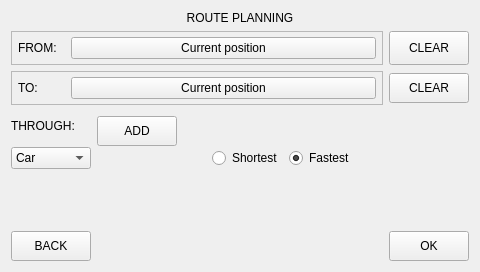
Before: the Qt Designer form Pilocik/routewindow.ui in dotevo/Pilocik, drawn with Qt 5.
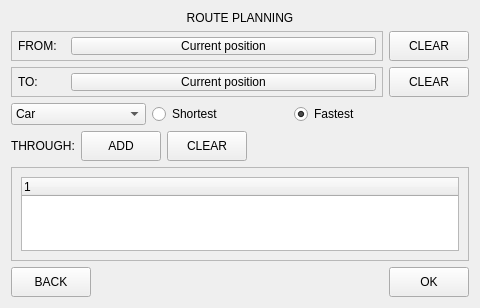
After: the same form once the commit is applied.

Diff of the .ui file:
```diff
--- a/Pilocik/routewindow.ui
+++ b/Pilocik/routewindow.ui
@@ -7,14 +7,14 @@
     <x>0</x>
     <y>0</y>
     <width>480</width>
-    <height>272</height>
+    <height>308</height>
    </rect>
   </property>
   <property name="windowTitle">
    <string>Form</string>
   </property>
-  <layout class="QGridLayout" name="gridLayout_2">
-   <item row="0" column="1" colspan="5">
+  <layout class="QVBoxLayout" name="verticalLayout">
+   <item>
     <widget class="QLabel" name="label">
      <property name="text">
       <string>ROUTE PLANNING</string>
@@ -24,7 +24,9 @@
      </property>
     </widget>
    </item>
-   <item row="2" column="0" colspan="6">
+   <item>
+    <layout class="QHBoxLayout" name="horizontalLayout">
+     <item>
     <widget class="QFrame" name="frame">
      <property name="minimumSize">
       <size>
@@ -89,46 +91,30 @@
      </layout>
     </widget>
    </item>
-   <item row="6" column="4">
-    <widget class="QRadioButton" name="radioButton_2">
+     <item>
+      <widget class="QPushButton" name="fromClrButton">
+       <property name="sizePolicy">
+        <sizepolicy hsizetype="Minimum" vsizetype="Minimum">
+         <horstretch>0</horstretch>
+         <verstretch>0</verstretch>
+        </sizepolicy>
+       </property>
+       <property name="minimumSize">
+        <size>
+         <width>0</width>
+         <height>30</height>
+        </size>
+       </property>
      <property name="text">
-      <string>Fastest</string>
-     </property>
-     <property name="checked">
-      <bool>true</bool>
+        <string>CLEAR</string>
      </property>
     </widget>
    </item>
-   <item row="6" column="5" colspan="2">
-    <spacer name="horizontalSpacer_2">
-     <property name="orientation">
-      <enum>Qt::Horizontal</enum>
-     </property>
-     <property name="sizeType">
-      <enum>QSizePolicy::Preferred</enum>
-     </property>
-     <property name="sizeHint" stdset="0">
-      <size>
-       <width>40</width>
-       <height>20</height>
-      </size>
-     </property>
-    </spacer>
+    </layout>
    </item>
-   <item row="7" column="0">
-    <spacer name="verticalSpacer">
-     <property name="orientation">
-      <enum>Qt::Vertical</enum>
-     </property>
-     <property name="sizeHint" stdset="0">
-      <size>
-       <width>20</width>
-       <height>40</height>
-      </size>
-     </property>
-    </spacer>
-   </item>
-   <item row="3" column="0" colspan="6">
+   <item>
+    <layout class="QHBoxLayout" name="horizontalLayout_3">
+     <item>
     <widget class="QFrame" name="frame_2">
      <property name="sizePolicy">
       <sizepolicy hsizetype="Preferred" vsizetype="Preferred">
@@ -205,7 +191,7 @@
      </layout>
     </widget>
    </item>
-   <item row="3" column="6">
+     <item>
     <widget class="QPushButton" name="toClrButton">
      <property name="minimumSize">
       <size>
@@ -218,36 +204,72 @@
      </property>
     </widget>
    </item>
-   <item row="2" column="6">
-    <widget class="QPushButton" name="fromClrButton">
-     <property name="sizePolicy">
-      <sizepolicy hsizetype="Minimum" vsizetype="Minimum">
-       <horstretch>0</horstretch>
-       <verstretch>0</verstretch>
-      </sizepolicy>
-     </property>
-     <property name="minimumSize">
+    </layout>
+   </item>
+   <item>
+    <layout class="QHBoxLayout" name="horizontalLayout_6">
+     <item>
+      <widget class="QComboBox" name="comboBox">
+       <item>
+        <property name="text">
+         <string>Car</string>
+        </property>
+       </item>
+       <item>
+        <property name="text">
+         <string>Bike</string>
+        </property>
+       </item>
+      </widget>
+     </item>
+     <item>
+      <widget class="QRadioButton" name="radioButton">
+       <property name="text">
+        <string>Shortest</string>
+       </property>
+      </widget>
+     </item>
+     <item>
+      <widget class="QRadioButton" name="radioButton_2">
+       <property name="text">
+        <string>Fastest</string>
+       </property>
+       <property name="checked">
+        <bool>true</bool>
+       </property>
+      </widget>
+     </item>
+     <item>
+      <spacer name="horizontalSpacer_2">
+       <property name="orientation">
+        <enum>Qt::Horizontal</enum>
+       </property>
+       <property name="sizeType">
+        <enum>QSizePolicy::Preferred</enum>
+       </property>
+       <property name="sizeHint" stdset="0">
       <size>
-       <width>0</width>
-       <height>30</height>
-      </size>
-     </property>
-     <property name="text">
-      <string>CLEAR</string>
-     </property>
-    </widget>
-   </item>
-   <item row="4" column="0">
+         <width>40</width>
+         <height>20</height>
+        </size>
+       </property>
+      </spacer>
+     </item>
+    </layout>
+   </item>
+   <item>
+    <layout class="QHBoxLayout" name="horizontalLayout_5">
+     <item>
     <widget class="QLabel" name="label_4">
      <property name="text">
       <string>THROUGH:</string>
      </property>
     </widget>
    </item>
-   <item row="4" column="1">
+     <item>
     <widget class="QPushButton" name="addButton">
      <property name="sizePolicy">
-      <sizepolicy hsizetype="Minimum" vsizetype="Expanding">
+        <sizepolicy hsizetype="Preferred" vsizetype="Preferred">
        <horstretch>0</horstretch>
        <verstretch>0</verstretch>
       </sizepolicy>
@@ -261,7 +283,7 @@
      <property name="maximumSize">
       <size>
        <width>16777215</width>
-       <height>20</height>
+         <height>50</height>
       </size>
      </property>
      <property name="sizeIncrement">
@@ -275,21 +297,64 @@
      </property>
     </widget>
    </item>
-   <item row="6" column="0">
-    <widget class="QComboBox" name="comboBox">
      <item>
+      <widget class="QPushButton" name="clearThroughButton">
+       <property name="minimumSize">
+        <size>
+         <width>0</width>
+         <height>30</height>
+        </size>
+       </property>
       <property name="text">
-       <string>Car</string>
-      </property>
+        <string>CLEAR</string>
+       </property>
+      </widget>
      </item>
      <item>
+      <spacer name="horizontalSpacer">
+       <property name="orientation">
+        <enum>Qt::Horizontal</enum>
+       </property>
+       <property name="sizeHint" stdset="0">
+        <size>
+         <width>40</width>
+         <height>20</height>
+        </size>
+       </property>
+      </spacer>
+     </item>
+    </layout>
+   </item>
+   <item>
+    <widget class="QFrame" name="frame_3">
+     <property name="sizePolicy">
+      <sizepolicy hsizetype="Expanding" vsizetype="Expanding">
+       <horstretch>0</horstretch>
+       <verstretch>0</verstretch>
+      </sizepolicy>
+     </property>
+     <property name="frameShape">
+      <enum>QFrame::StyledPanel</enum>
+     </property>
+     <property name="frameShadow">
+      <enum>QFrame::Raised</enum>
+     </property>
+     <layout class="QVBoxLayout" name="verticalLayout_2">
+      <item>
+       <widget class="QTreeWidget" name="throughList">
+        <column>
       <property name="text">
-       <string>Bike</string>
-      </property>
-     </item>
+          <string notr="true">1</string>
+         </property>
+        </column>
+       </widget>
+      </item>
+     </layout>
     </widget>
    </item>
-   <item row="8" column="0">
+   <item>
+    <layout class="QHBoxLayout" name="horizontalLayout_7">
+     <item>
     <widget class="QPushButton" name="routeBackButton">
      <property name="sizePolicy">
       <sizepolicy hsizetype="Fixed" vsizetype="Expanding">
@@ -297,6 +362,12 @@
        <verstretch>0</verstretch>
       </sizepolicy>
      </property>
+       <property name="minimumSize">
+        <size>
+         <width>0</width>
+         <height>30</height>
+        </size>
+       </property>
      <property name="maximumSize">
       <size>
        <width>16777215</width>
@@ -308,8 +379,21 @@
      </property>
     </widget>
    </item>
-   <item row="8" column="6">
-    <widget class="QPushButton" name="pushButton">
+     <item>
+      <spacer name="horizontalSpacer_3">
+       <property name="orientation">
+        <enum>Qt::Horizontal</enum>
+       </property>
+       <property name="sizeHint" stdset="0">
+        <size>
+         <width>40</width>
+         <height>20</height>
+        </size>
+       </property>
+      </spacer>
+     </item>
+     <item>
+      <widget class="QPushButton" name="okButton">
      <property name="minimumSize">
       <size>
        <width>0</width>
@@ -321,12 +405,7 @@
      </property>
     </widget>
    </item>
-   <item row="6" column="3">
-    <widget class="QRadioButton" name="radioButton">
-     <property name="text">
-      <string>Shortest</string>
-     </property>
-    </widget>
+    </layout>
    </item>
   </layout>
  </widget>
```
Lines whose indentation alone changed are shown as unchanged.
